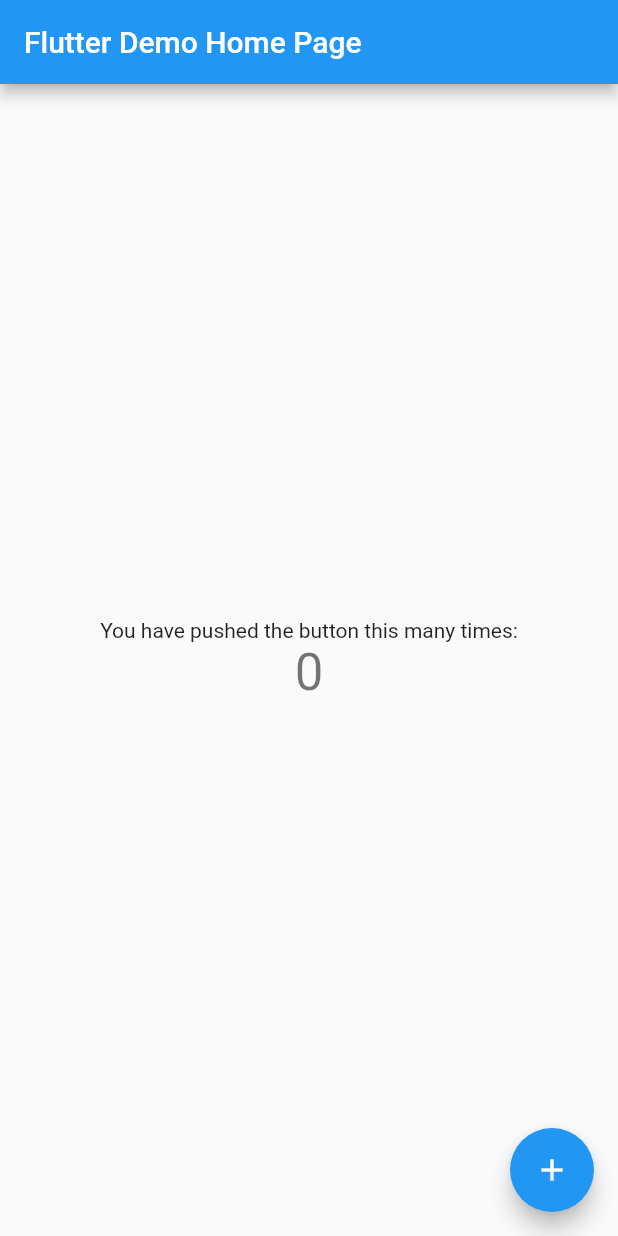
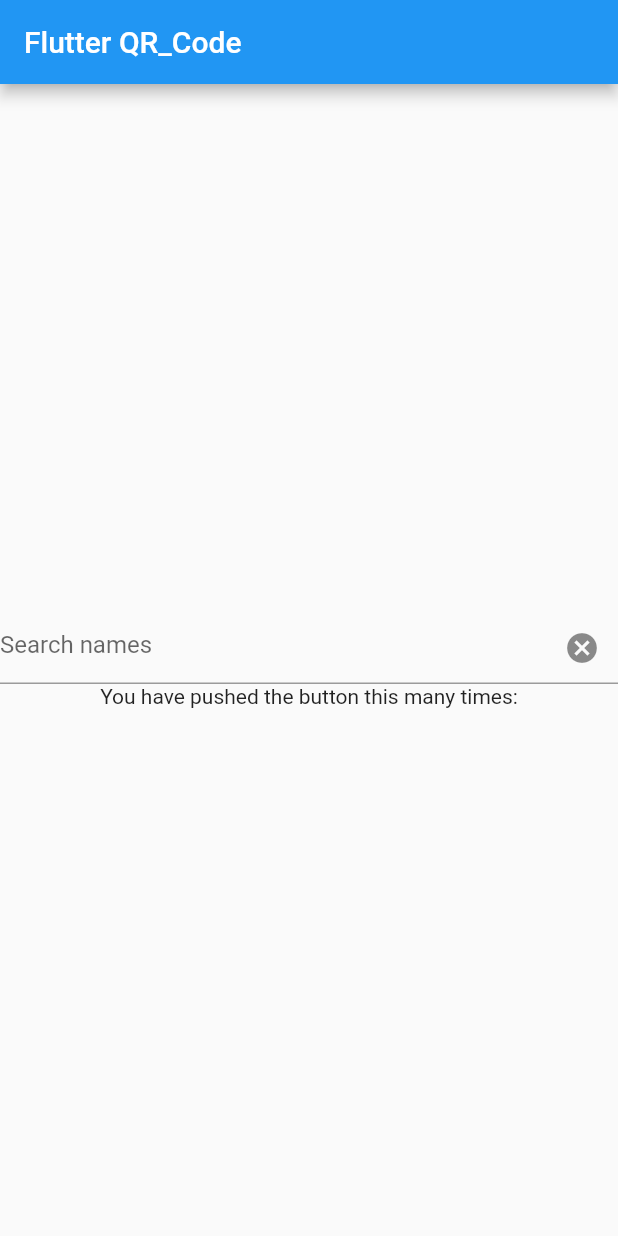
Before and after one commit to ClementPeter/flutter_qrcode, a Flutter app: the screen it shows after launch, on a phone screen of 412 x 824 dp. Run offline on Flutter 3.47's test engine with Material 2 defaults, Android fonts, the phone set to English and light mode, and no system bars.

Commit message:
✨ setup : App  UI

```diff
--- a/lib/main.dart
+++ b/lib/main.dart
@@ -10,11 +10,11 @@ class MyApp extends StatelessWidget {
   @override
   Widget build(BuildContext context) {
     return MaterialApp(
-      title: 'Flutter Demo',
+      title: 'Flutter QR_Code',
       theme: ThemeData(
         primarySwatch: Colors.blue,
       ),
-      home: const MyHomePage(title: 'Flutter Demo Home Page'),
+      home: const MyHomePage(title: 'Flutter QR_Code'),
     );
   }
 }
@@ -29,14 +29,6 @@ class MyHomePage extends StatefulWidget {
 }
 
 class _MyHomePageState extends State<MyHomePage> {
-  int _counter = 0;
-
-  void _incrementCounter() {
-    setState(() {
-      _counter++;
-    });
-  }
-
   @override
   Widget build(BuildContext context) {
     return Scaffold(
@@ -47,21 +39,31 @@ class _MyHomePageState extends State<MyHomePage> {
         child: Column(
           mainAxisAlignment: MainAxisAlignment.center,
           children: <Widget>[
+            TextField(
+              onChanged: ((value) {
+                //print(":::::::::::::::::::onchanged value $value");
+              }),
+              decoration: InputDecoration(
+                hintText: "Search names",
+                suffixIcon: GestureDetector(
+                  onTap: () {},
+                  child: const Icon(
+                    Icons.cancel ,
+                  ),
+                ),
+              ),
+            ),
             const Text(
               'You have pushed the button this many times:',
-            ),
-            Text(
-              '$_counter',
-              style: Theme.of(context).textTheme.headline4,
             ),
           ],
         ),
       ),
-      floatingActionButton: FloatingActionButton(
-        onPressed: _incrementCounter,
-        tooltip: 'Increment',
-        child: const Icon(Icons.add),
-      ),
+      // floatingActionButton: FloatingActionButton(
+      //   onPressed: _incrementCounter,
+      //   tooltip: 'Increment',
+      //   child: const Icon(Icons.add),
+      // ),
     );
   }
 }
```
